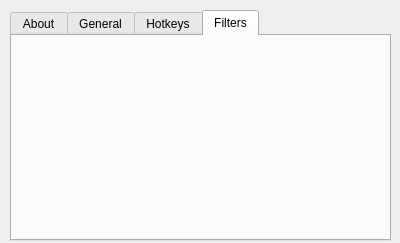
This is qPreferences.ui in JeffHoogland/qAndora as Qt 5 draws it before an edit. The edited form follows.
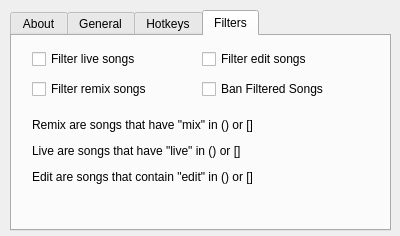
This is the edited form. The open tabs and pages were chosen to show the change.

Patch:
```diff
--- a/qPreferences.ui
+++ b/qPreferences.ui
@@ -7,7 +7,7 @@
     <x>0</x>
     <y>0</y>
     <width>400</width>
-    <height>243</height>
+    <height>236</height>
    </rect>
   </property>
   <property name="windowTitle">
@@ -19,7 +19,7 @@
      <x>10</x>
      <y>10</y>
      <width>381</width>
-     <height>231</height>
+     <height>221</height>
     </rect>
    </property>
    <property name="currentIndex">
@@ -287,6 +287,74 @@
     <attribute name="title">
      <string>Filters</string>
     </attribute>
+    <widget class="QCheckBox" name="liveCheck">
+     <property name="geometry">
+      <rect>
+       <x>20</x>
+       <y>10</y>
+       <width>151</width>
+       <height>26</height>
+      </rect>
+     </property>
+     <property name="text">
+      <string>Filter live songs</string>
+     </property>
+    </widget>
+    <widget class="QCheckBox" name="remixCheck">
+     <property name="geometry">
+      <rect>
+       <x>20</x>
+       <y>40</y>
+       <width>171</width>
+       <height>26</height>
+      </rect>
+     </property>
+     <property name="text">
+      <string>Filter remix songs</string>
+     </property>
+    </widget>
+    <widget class="QCheckBox" name="editCheck">
+     <property name="geometry">
+      <rect>
+       <x>190</x>
+       <y>10</y>
+       <width>171</width>
+       <height>26</height>
+      </rect>
+     </property>
+     <property name="text">
+      <string>Filter edit songs</string>
+     </property>
+    </widget>
+    <widget class="QLabel" name="label">
+     <property name="geometry">
+      <rect>
+       <x>20</x>
+       <y>70</y>
+       <width>341</width>
+       <height>91</height>
+      </rect>
+     </property>
+     <property name="text">
+      <string>&lt;html&gt;&lt;head/&gt;&lt;body&gt;&lt;p&gt;Remix are songs that have &amp;quot;mix&amp;quot; in () or []&lt;/p&gt;&lt;p&gt;Live are songs that have &amp;quot;live&amp;quot; in () or []&lt;/p&gt;&lt;p&gt;Edit are songs that contain &amp;quot;edit&amp;quot; in () or []&lt;/p&gt;&lt;/body&gt;&lt;/html&gt;</string>
+     </property>
+     <property name="wordWrap">
+      <bool>true</bool>
+     </property>
+    </widget>
+    <widget class="QCheckBox" name="rateCheck">
+     <property name="geometry">
+      <rect>
+       <x>190</x>
+       <y>40</y>
+       <width>181</width>
+       <height>26</height>
+      </rect>
+     </property>
+     <property name="text">
+      <string>Ban Filtered Songs</string>
+     </property>
+    </widget>
    </widget>
   </widget>
  </widget>
```
